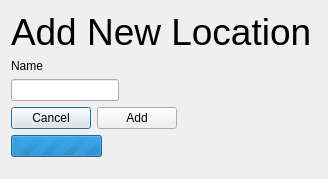
COS301-SE-2020/Watchdog, file home_control_panel/app/frontend/gui/AddNewLocationDialog.ui: the form before one commit.
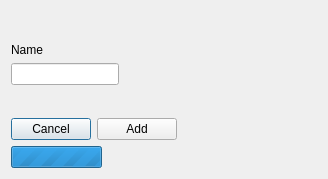
The form after the commit.

What changed in the file:
```diff
--- a/home_control_panel/app/frontend/gui/AddNewLocationDialog.ui
+++ b/home_control_panel/app/frontend/gui/AddNewLocationDialog.ui
@@ -33,32 +33,19 @@
   </property>
   <layout class="QFormLayout" name="formLayout">
    <item row="0" column="0">
-    <layout class="QVBoxLayout" name="verticalLayout">
-     <item>
-      <widget class="QLabel" name="label_2">
-       <property name="font">
-        <font>
-         <pointsize>28</pointsize>
-        </font>
-       </property>
-       <property name="text">
-        <string>Add New Location</string>
-       </property>
-      </widget>
-     </item>
-    </layout>
+    <layout class="QVBoxLayout" name="verticalLayout"/>
    </item>
-   <item row="1" column="0">
+   <item row="2" column="0">
     <widget class="QLabel" name="label">
      <property name="text">
       <string>Name</string>
      </property>
     </widget>
    </item>
-   <item row="2" column="0">
-    <widget class="QLineEdit" name="locationInput"/>
-   </item>
    <item row="3" column="0">
+    <widget class="QLineEdit" name="locationInput"/>
+   </item>
+   <item row="5" column="0">
     <layout class="QHBoxLayout" name="horizontalLayout">
      <item>
       <widget class="QPushButton" name="cancel">
@@ -76,7 +63,7 @@
      </item>
     </layout>
    </item>
-   <item row="4" column="0">
+   <item row="6" column="0">
     <widget class="QProgressBar" name="progressBar">
      <property name="maximum">
       <number>0</number>
@@ -86,6 +73,32 @@
      </property>
     </widget>
    </item>
+   <item row="1" column="0">
+    <spacer name="verticalSpacer">
+     <property name="orientation">
+      <enum>Qt::Vertical</enum>
+     </property>
+     <property name="sizeHint" stdset="0">
+      <size>
+       <width>20</width>
+       <height>40</height>
+      </size>
+     </property>
+    </spacer>
+   </item>
+   <item row="4" column="0">
+    <spacer name="verticalSpacer_2">
+     <property name="orientation">
+      <enum>Qt::Vertical</enum>
+     </property>
+     <property name="sizeHint" stdset="0">
+      <size>
+       <width>20</width>
+       <height>40</height>
+      </size>
+     </property>
+    </spacer>
+   </item>
   </layout>
  </widget>
  <resources/>
```
